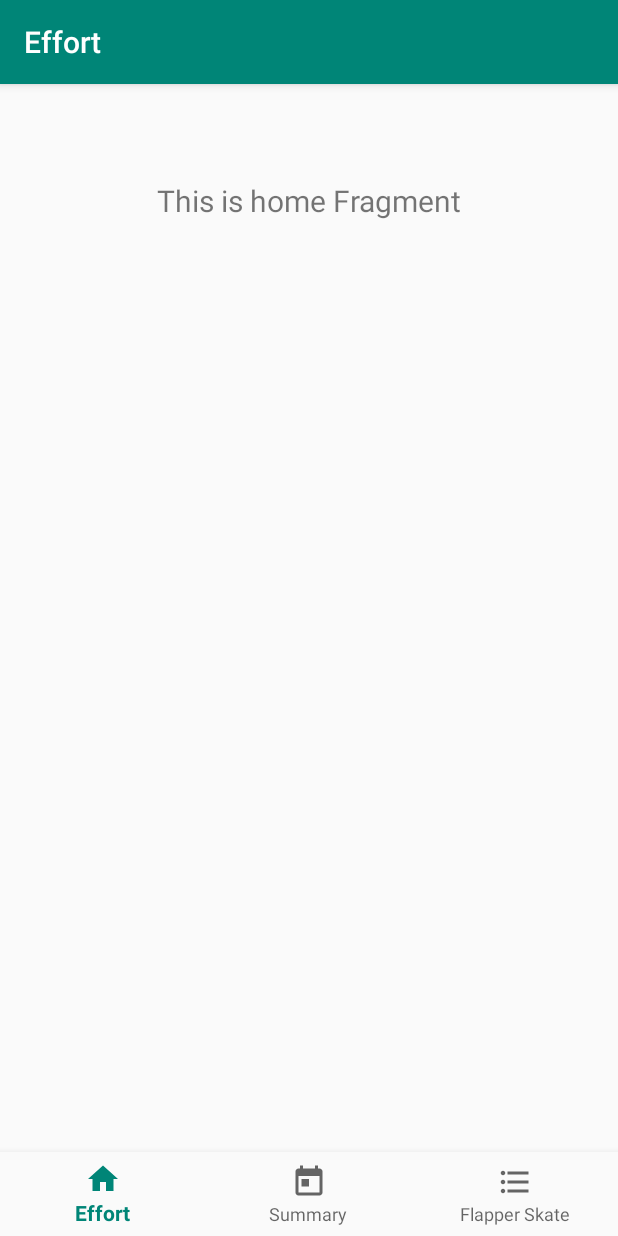
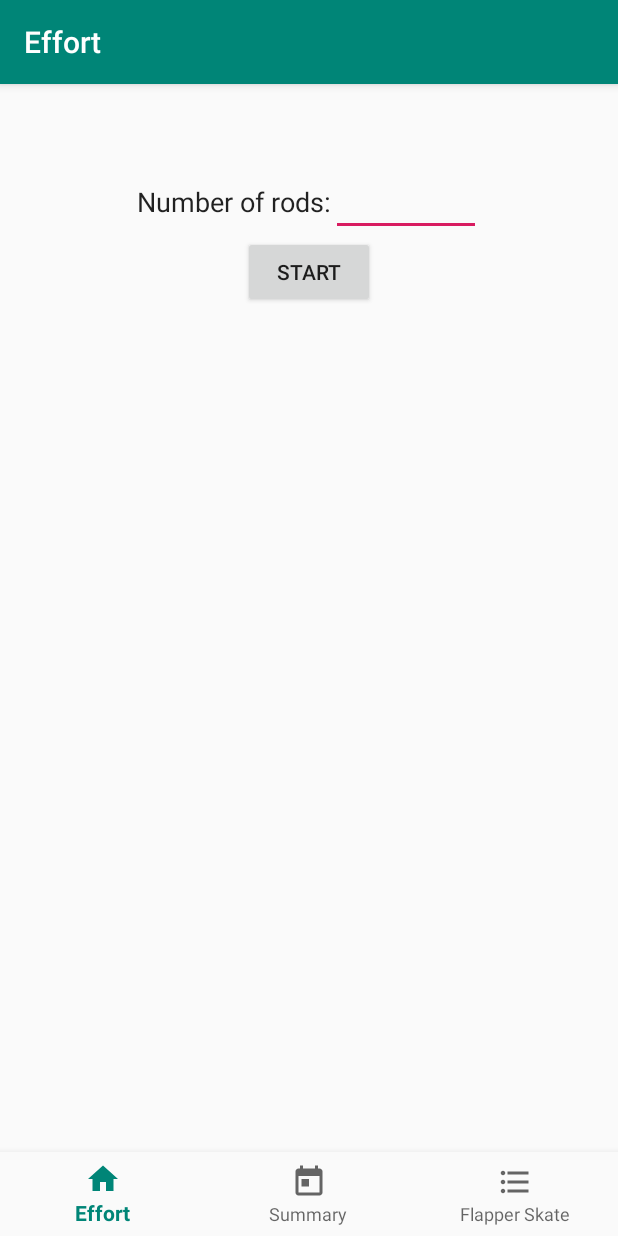
Before and after one commit to StAResComp/Skate, an Android app: the screen it shows after launch (MainActivity), on a phone screen of 412 x 824 dp. Run offline under Robolectric (Android 15) with nearby library versions, the phone set to English and light mode, and no system bars; our stand-ins replace Room's generated code, navigation-ui.

Commit message:
Records effort

```diff
--- a/app/build.gradle
+++ b/app/build.gradle
@@ -3,6 +3,8 @@ apply plugin: 'com.android.application'
 apply plugin: 'kotlin-android'
 
 apply plugin: 'kotlin-android-extensions'
+
+apply plugin: 'kotlin-kapt'
 
 android {
     compileSdkVersion 28
@@ -47,7 +49,7 @@ dependencies {
     def room_version = "2.2.3"
 
     implementation "androidx.room:room-runtime:$room_version"
-    annotationProcessor "androidx.room:room-compiler:$room_version" // For Kotlin use kapt instead of annotationProcessor
+    kapt "androidx.room:room-compiler:$room_version" // For Kotlin use kapt instead of annotationProcessor
 
     // optional - Kotlin Extensions and Coroutines support for Room
     implementation "androidx.room:room-ktx:$room_version"
--- a/app/src/main/AndroidManifest.xml
+++ b/app/src/main/AndroidManifest.xml
@@ -1,6 +1,9 @@
 <?xml version="1.0" encoding="utf-8"?>
 <manifest xmlns:android="http://schemas.android.com/apk/res/android"
     package="uk.ac.standrews.skate">
+
+    <uses-permission android:name="android.permission.ACCESS_FINE_LOCATION" />
+    <uses-permission android:name="android.permission.INTERNET" />
 
     <application
         android:allowBackup="true"
--- a/app/src/main/java/uk/ac/standrews/skate/db/SkateDao.kt
+++ b/app/src/main/java/uk/ac/standrews/skate/db/SkateDao.kt
@@ -1,8 +1,10 @@
 package uk.ac.standrews.skate.db
 
+import androidx.lifecycle.LiveData
 import androidx.room.Dao
 import androidx.room.Insert
 import androidx.room.Query
+import androidx.room.Update
 import uk.ac.standrews.skate.db.entities.*
 
 @Dao
@@ -11,10 +13,22 @@ interface SkateDao {
     @Insert
     fun insertSpecies(species: Array<Species>)
 
+    @Insert
+    fun insertEffort(effort: Effort)
+
+    @Update
+    fun updateEffort(effort: Effort)
+
     @Query("SELECT * FROM species")
     fun getSpecies() : Array<Species>
 
-    @Query("SELECT * FROM effort")
-    fun getEffort() : Array<Effort>
+    @Query("SELECT * FROM effort WHERE finished_at IS NOT NULL ORDER BY finished_at DESC")
+    fun getPreviousEffort() : LiveData<Array<Effort>>
+
+    @Query("SELECT * FROM effort ORDER BY started_at DESC LIMIT 1")
+    fun getLastEffort() : LiveData<Effort>
+
+    @Query("SELECT * FROM effort WHERE id = :id")
+    fun getEffortById(id: Int) : Effort?
 
 }
--- a/app/src/main/java/uk/ac/standrews/skate/db/SkateDatabase.kt
+++ b/app/src/main/java/uk/ac/standrews/skate/db/SkateDatabase.kt
@@ -49,16 +49,16 @@ abstract class SkateDatabase : RoomDatabase() {
                         val currentSpecies = dao.getSpecies()
                         if (currentSpecies.isEmpty()) {
                             val speciesNames = arrayOf(
-                                Species(1, "Flapper skate"),
-                                Species(2, "Thornback ray"),
-                                Species(3, "Spurdog"),
-                                Species(4, "Lesser spotted dogfish"),
-                                Species(5, "Blackmouth catshark"),
-                                Species(6, "Cuckoo Ray"),
-                                Species(7, "Bull Huss"),
-                                Species(8, "Tope"),
-                                Species(9, "Other skate"),
-                                Species(10, "Other shark")
+                                Species(0, "Flapper skate"),
+                                Species(0, "Thornback ray"),
+                                Species(0, "Spurdog"),
+                                Species(0, "Lesser spotted dogfish"),
+                                Species(0, "Blackmouth catshark"),
+                                Species(0, "Cuckoo Ray"),
+                                Species(0, "Bull Huss"),
+                                Species(0, "Tope"),
+                                Species(0, "Other skate"),
+                                Species(0, "Other shark")
                             )
                             dao.insertSpecies(speciesNames)
                         }
--- a/app/src/main/java/uk/ac/standrews/skate/db/entities/Individual.kt
+++ b/app/src/main/java/uk/ac/standrews/skate/db/entities/Individual.kt
@@ -18,7 +18,7 @@ import java.util.*
     ]
 )
 class Individual (
-    @PrimaryKey val id: Int,
+    @PrimaryKey(autoGenerate = true) val id: Int,
     @ColumnInfo(name = "species_id") val speciesId: Int,
     val length: Double,
     val width: Double,
--- a/app/src/main/java/uk/ac/standrews/skate/db/entities/Photo.kt
+++ b/app/src/main/java/uk/ac/standrews/skate/db/entities/Photo.kt
@@ -20,7 +20,7 @@ import java.util.*
     ]
 )
 data class Photo (
-    @PrimaryKey val id: Int,
+    @PrimaryKey(autoGenerate = true) val id: Int,
     @ColumnInfo(name = "individual_id") val individualId: Int,
     val file: String,
     @ColumnInfo(name = "created_at") val createdAt: Date,
--- a/app/src/main/java/uk/ac/standrews/skate/db/entities/Species.kt
+++ b/app/src/main/java/uk/ac/standrews/skate/db/entities/Species.kt
@@ -5,6 +5,6 @@ import androidx.room.PrimaryKey
 
 @Entity
 data class Species (
-    @PrimaryKey val id: Int,
+    @PrimaryKey(autoGenerate = true) val id: Int,
     val name: String
 )
--- a/app/src/main/java/uk/ac/standrews/skate/db/entities/Summary.kt
+++ b/app/src/main/java/uk/ac/standrews/skate/db/entities/Summary.kt
@@ -19,7 +19,7 @@ import java.util.*
     ]
 )
 data class Summary (
-    @PrimaryKey val id: Int,
+    @PrimaryKey(autoGenerate = true) val id: Int,
     @ColumnInfo(name = "species_id") val speciesId: Int,
     @ColumnInfo(name = "other_name") val otherName: String,
     val number: Int,
--- a/app/src/main/java/uk/ac/standrews/skate/ui/home/HomeFragment.kt
+++ b/app/src/main/java/uk/ac/standrews/skate/ui/home/HomeFragment.kt
@@ -1,18 +1,35 @@
 package uk.ac.standrews.skate.ui.home
 
+import android.content.Context
+import android.location.Location
+import android.location.LocationListener
+import android.location.LocationManager
 import android.os.Bundle
+import android.util.Log
 import android.view.LayoutInflater
 import android.view.View
 import android.view.ViewGroup
-import android.widget.TextView
+import android.widget.*
 import androidx.fragment.app.Fragment
 import androidx.lifecycle.Observer
 import androidx.lifecycle.ViewModelProviders
 import uk.ac.standrews.skate.R
+import uk.ac.standrews.skate.db.entities.Effort
+import java.text.DateFormat
+import java.time.format.DateTimeFormatter
+import java.util.*
 
-class HomeFragment : Fragment() {
+class HomeFragment : Fragment(), LocationListener {
 
     private lateinit var homeViewModel: HomeViewModel
+    private lateinit var locationManager: LocationManager
+    private lateinit var startButton: Button
+    private lateinit var finishButton: Button
+    private lateinit var numRodsField: EditText
+    private lateinit var numRodsLabel: TextView
+    private lateinit var currentEffortText: TextView
+    private var currentEffort: Effort? = null
+    private var location: Location? = null
 
     override fun onCreateView(
         inflater: LayoutInflater,
@@ -20,12 +37,103 @@ class HomeFragment : Fragment() {
         savedInstanceState: Bundle?
     ): View? {
         homeViewModel =
-            ViewModelProviders.of(this).get(HomeViewModel::class.java)
+            ViewModelProviders.of(this)
+                .get(HomeViewModel(this.activity!!.application)::class.java)
         val root = inflater.inflate(R.layout.fragment_home, container, false)
-        val textView: TextView = root.findViewById(R.id.text_home)
-        homeViewModel.text.observe(this, Observer {
-            textView.text = it
+        val list: ExpandableListView = root.findViewById(R.id.effort_list)
+//        homeViewModel.getPreviousEffort().observe(this, Observer {
+//            list.adapter = SimpleExpandableListAdapter(this.context, android.R.layout.simple_list_item_1, it)
+//        })
+        startButton = root.findViewById(R.id.start_button)
+        finishButton = root.findViewById(R.id.finish_button)
+        numRodsField = root.findViewById(R.id.num_rods)
+        numRodsLabel = root.findViewById(R.id.num_rods_label) as TextView
+        currentEffortText = root.findViewById(R.id.current_effort_text) as TextView
+        val loc = Locale("en", "GB")
+        val dateFormat = DateFormat.getDateTimeInstance(DateFormat.DEFAULT, DateFormat.DEFAULT, loc)
+        homeViewModel.getLastEffort().observe(this, Observer {
+            if (it != null) {
+                if (it.finishedAt == null) {
+                    Log.e("OBSERVING_CURRENT", "Not null")
+                    currentEffort = it
+                    val startTime = dateFormat.format(it.startedAt)
+                    val startLat = "%.2f".format(it.startingLatitude)
+                    val startLon = "%.2f".format(it.startingLongitude)
+                    currentEffortText.text =
+                        "Fishing since ${startTime} at ${startLat},${startLon} with ${it.numRods} rods."
+                    finishMode()
+                }
+                else {
+                    startMode()
+                }
+            }
         })
+        getLocation()
+        startButton.setOnClickListener {
+            val currentLocation = location
+            if (currentLocation != null) {
+                homeViewModel.startEffort(
+                    Integer.parseInt(numRodsField.text.toString()),
+                    currentLocation.latitude, currentLocation.longitude
+                )
+                finishMode()
+            }
+        }
+        finishButton.setOnClickListener {
+            val currentLocation = location
+            val effortToFinish = currentEffort
+            if (currentLocation != null && effortToFinish != null) {
+                homeViewModel.finishEffort(
+                    effortToFinish.id,
+                    currentLocation.latitude, currentLocation.longitude
+                )
+                startMode()
+            }
+        }
         return root
     }
+
+    private fun startMode() {
+        startButton.visibility = View.VISIBLE
+        numRodsField.visibility = View.VISIBLE
+        numRodsLabel.visibility = View.VISIBLE
+        currentEffortText.visibility = View.GONE
+        finishButton.visibility = View.GONE
+    }
+
+    private fun finishMode() {
+        startButton.visibility = View.GONE
+        numRodsField.visibility = View.GONE
+        numRodsLabel.visibility = View.GONE
+        currentEffortText.visibility = View.VISIBLE
+        finishButton.visibility = View.VISIBLE
+    }
+
+    private fun getLocation() {
+        try {
+            locationManager = activity!!.getSystemService(Context.LOCATION_SERVICE)
+                    as LocationManager
+            locationManager.requestLocationUpdates(
+                LocationManager.GPS_PROVIDER, 5000, 5f, this)
+        }
+        catch(e: SecurityException) {
+            e.printStackTrace()
+        }
+    }
+
+    override fun onLocationChanged(location: Location?) {
+        this.location = location
+    }
+
+    override fun onProviderDisabled(provider: String?) {
+        TODO("not implemented") //To change body of created functions use File | Settings | File Templates.
+    }
+
+    override fun onProviderEnabled(provider: String?) {
+        TODO("not implemented") //To change body of created functions use File | Settings | File Templates.
+    }
+
+    override fun onStatusChanged(provider: String?, status: Int, extras: Bundle?) {
+        TODO("not implemented") //To change body of created functions use File | Settings | File Templates.
+    }
 }
--- a/app/src/main/java/uk/ac/standrews/skate/ui/home/HomeViewModel.kt
+++ b/app/src/main/java/uk/ac/standrews/skate/ui/home/HomeViewModel.kt
@@ -1,13 +1,44 @@
 package uk.ac.standrews.skate.ui.home
 
+import android.app.Application
+import androidx.lifecycle.AndroidViewModel
 import androidx.lifecycle.LiveData
-import androidx.lifecycle.MutableLiveData
-import androidx.lifecycle.ViewModel
+import uk.ac.standrews.skate.db.SkateDatabase
+import uk.ac.standrews.skate.db.entities.Effort
+import java.util.*
+import java.util.concurrent.Executors
 
-class HomeViewModel : ViewModel() {
+class HomeViewModel(application: Application) : AndroidViewModel(application) {
 
-    private val _text = MutableLiveData<String>().apply {
-        value = "This is home Fragment"
+    private val dao = SkateDatabase.getSkateDatabase(getApplication()).skateDao()
+
+    fun getPreviousEffort(): LiveData<Array<Effort>> {
+        return dao.getPreviousEffort()
     }
-    val text: LiveData<String> = _text
+
+    fun getLastEffort(): LiveData<Effort> {
+        return dao.getLastEffort()
+    }
+
+    fun startEffort(numRods: Int, lat: Double, lon: Double) {
+        val now = Date()
+        val effort = Effort(0, now, lat, lon, null, null, null, numRods, now, now)
+        Executors.newSingleThreadExecutor().execute {
+            dao.insertEffort(effort)
+        }
+    }
+
+    fun finishEffort(id: Int, lat: Double, lon:Double) {
+        val now = Date()
+        Executors.newSingleThreadExecutor().execute {
+            val effort = dao.getEffortById(id)
+            if (effort != null) {
+                effort.finishedAt = now
+                effort.finishingLatitude = lat
+                effort.finishingLongitude = lon
+                effort.modifiedAt = now
+                dao.updateEffort(effort)
+            }
+        }
+    }
 }
--- a/app/src/main/res/layout/fragment_home.xml
+++ b/app/src/main/res/layout/fragment_home.xml
@@ -4,16 +4,58 @@
     android:layout_width="match_parent"
     android:layout_height="match_parent">
 
-    <TextView
-        android:id="@+id/text_home"
+    <GridLayout
         android:layout_width="match_parent"
         android:layout_height="wrap_content"
-        android:layout_marginStart="8dp"
-        android:layout_marginTop="8dp"
-        android:layout_marginEnd="8dp"
-        android:textAlignment="center"
-        android:textSize="20sp"
-        app:layout_constraintEnd_toEndOf="parent"
-        app:layout_constraintStart_toStartOf="parent"
-        app:layout_constraintTop_toTopOf="parent" />
+        android:columnCount="2"
+        app:layout_constraintTop_toTopOf="parent">
+
+        <TextView
+            style="@android:style/TextAppearance.Medium"
+            android:id="@+id/num_rods_label"
+            android:layout_columnWeight="1"
+            android:layout_gravity="end"
+            android:text="Number of rods:" />
+
+        <EditText
+            android:id="@+id/num_rods"
+            android:layout_width="100dp"
+            android:layout_height="wrap_content"
+            android:layout_columnWeight="1"
+            android:layout_gravity="start"
+            android:inputType="number"/>
+
+        <Button
+            android:id="@+id/start_button"
+            android:layout_width="wrap_content"
+            android:layout_height="wrap_content"
+            android:layout_columnSpan="2"
+            android:layout_gravity="center_horizontal"
+            android:text="Start"/>
+
+        <TextView
+            style="@android:style/TextAppearance.Medium"
+            android:id="@+id/current_effort_text"
+            android:layout_columnSpan="2"
+            android:layout_gravity="center_horizontal"
+            android:visibility="gone"
+            android:text="No current effort" />
+
+        <Button
+            android:id="@+id/finish_button"
+            android:layout_width="wrap_content"
+            android:layout_height="wrap_content"
+            android:layout_columnSpan="2"
+            android:layout_gravity="center_horizontal"
+            android:visibility="gone"
+            android:text="Finish"/>
+
+    </GridLayout>
+
+    <ExpandableListView
+        android:id="@+id/effort_list"
+        app:layout_constraintTop_toTopOf="parent"
+        android:layout_width="match_parent"
+        android:layout_height="wrap_content" />
+
 </androidx.constraintlayout.widget.ConstraintLayout>
```
Also changed, not shown: app/src/main/java/uk/ac/standrews/skate/db/entities/Effort.kt (+5 -5 lines).
